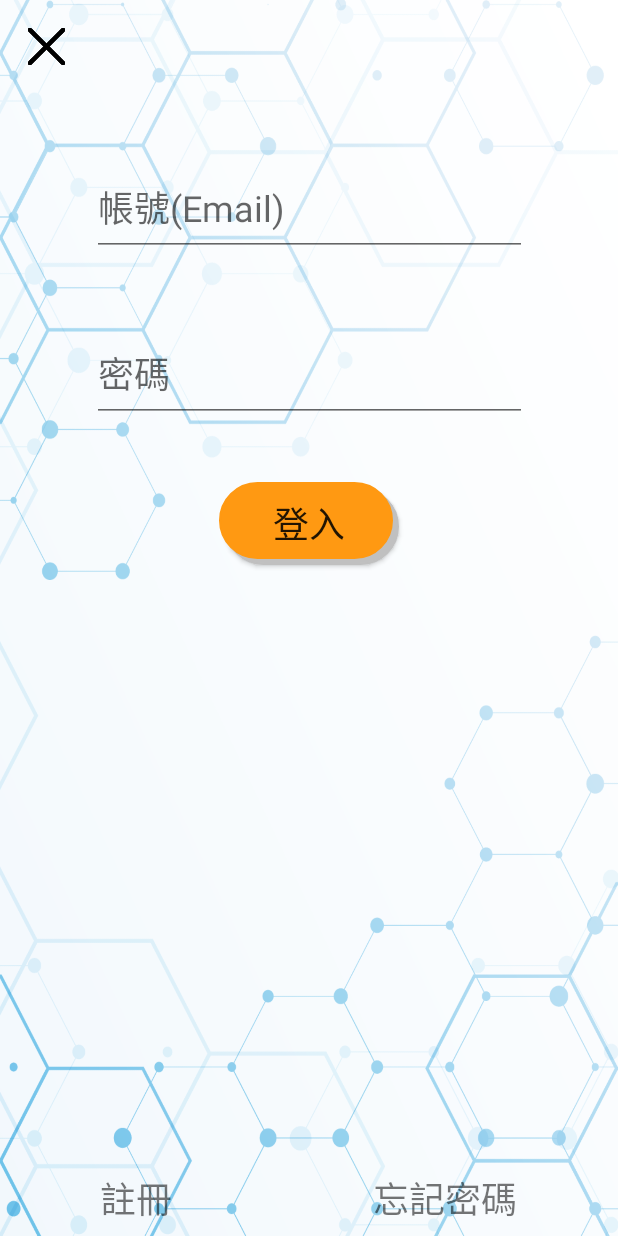
After one commit to karta3476521/BackSupportDetection, an Android app: the LoginActivity screen opened directly, with no data from a screen before it, on a phone screen of 412 x 824 dp. The commit adds this screen. Run offline under Robolectric (Android 15) with nearby library versions, the phone set to English and light mode, and no system bars.

Commit message:
春耕0.6 新增登入頁面

```diff
--- a/app/build.gradle
+++ b/app/build.gradle
@@ -20,9 +20,10 @@ android {
 
 dependencies {
     implementation fileTree(dir: 'libs', include: ['*.jar'])
+    //noinspection GradleCompatible
     implementation 'com.android.support:appcompat-v7:28.0.0'
     implementation 'com.android.support.constraint:constraint-layout:1.1.3'
-    implementation 'com.squareup.picasso:picasso:2.5.2'
+    implementation 'com.android.support:design:28.0.0'
     testImplementation 'junit:junit:4.12'
     androidTestImplementation 'com.android.support.test:runner:1.0.2'
     androidTestImplementation 'com.android.support.test.espresso:espresso-core:3.0.2'
--- /dev/null
+++ b/app/src/main/java/com/boss/vestibularsystemdetection/backsupportdetection/Setting/LoginActivity.java
@@ -0,0 +1,52 @@
+package com.boss.vestibularsystemdetection.backsupportdetection.Setting;
+
+import android.content.Intent;
+import android.graphics.Rect;
+import android.os.Bundle;
+import android.support.v7.app.AppCompatActivity;
+import android.view.MotionEvent;
+import android.view.View;
+import android.widget.EditText;
+
+import com.boss.vestibularsystemdetection.backsupportdetection.R;
+import com.boss.vestibularsystemdetection.backsupportdetection.Tool.MyUtils;
+
+public class LoginActivity extends AppCompatActivity {
+    Intent intent;
+
+    @Override
+    protected void onCreate(Bundle savedInstanceState) {
+        super.onCreate(savedInstanceState);
+        setContentView(R.layout.activity_login);
+        getSupportActionBar().hide();
+    }
+
+    @Override
+    public boolean dispatchTouchEvent(MotionEvent ev) {
+        if (ev.getAction() == MotionEvent.ACTION_DOWN) {
+            // 获取当前焦点所在的控件；
+            View view = getCurrentFocus();
+            if (view != null && view instanceof EditText) {
+                Rect r = new Rect();
+                view.getGlobalVisibleRect(r);
+                int rawX = (int) ev.getRawX();
+                int rawY = (int) ev.getRawY();
+                // 判断点击的点是否落在当前焦点所在的 view 上；
+                if (!r.contains(rawX, rawY)) {
+                    view.clearFocus();
+                    MyUtils.hideKeyBoard(this);
+                }
+            }
+        }
+        return super.dispatchTouchEvent(ev);
+    }
+
+    public void back_onClick(View v){
+        finish();
+    }
+
+    public void register_onClick(View v){
+        intent = new Intent(LoginActivity.this, RegisterActivity.class);
+        startActivity(intent);
+    }
+}
--- a/app/src/main/java/com/boss/vestibularsystemdetection/backsupportdetection/Setting/SettingActivity.java
+++ b/app/src/main/java/com/boss/vestibularsystemdetection/backsupportdetection/Setting/SettingActivity.java
@@ -23,7 +23,8 @@ public class SettingActivity extends AppCompatActivity {
     }
 
     public void account_onClick(View v){
-
+        intent = new Intent(SettingActivity.this, LoginActivity.class);
+        startActivity(intent);
     }
 
     public void history_onClick(View v){
--- /dev/null
+++ b/app/src/main/res/layout/activity_login.xml
@@ -0,0 +1,107 @@
+<?xml version="1.0" encoding="utf-8"?>
+<android.support.constraint.ConstraintLayout xmlns:android="http://schemas.android.com/apk/res/android"
+    xmlns:app="http://schemas.android.com/apk/res-auto"
+    xmlns:tools="http://schemas.android.com/tools"
+    android:layout_width="match_parent"
+    android:layout_height="match_parent"
+    android:background="@drawable/background"
+    android:focusable="true"
+    android:focusableInTouchMode="true"
+    tools:context=".Setting.LoginActivity">
+
+    <ImageButton
+        android:id="@+id/imageButton7"
+        android:layout_width="30dp"
+        android:layout_height="30dp"
+        android:layout_marginStart="16dp"
+        android:layout_marginLeft="16dp"
+        android:layout_marginTop="16dp"
+        android:background="@drawable/delete"
+        android:onClick="back_onClick"
+        app:layout_constraintStart_toStartOf="parent"
+        app:layout_constraintTop_toTopOf="parent" />
+
+    <android.support.design.widget.TextInputLayout
+        android:id="@+id/textInputLayout"
+        android:layout_width="wrap_content"
+        android:layout_height="wrap_content"
+        android:layout_marginTop="100dp"
+        android:theme="@style/input_text_style"
+        app:layout_constraintEnd_toEndOf="parent"
+        app:layout_constraintStart_toStartOf="parent"
+        app:layout_constraintTop_toTopOf="parent">
+
+        <EditText
+            android:id="@+id/editText2"
+            android:layout_width="290dp"
+            android:layout_height="60dp"
+            android:ems="10"
+            android:gravity="start|center_vertical"
+            android:hint="帳號(Email)"
+            android:inputType="textEmailAddress"
+            android:textSize="24sp" />
+
+    </android.support.design.widget.TextInputLayout>
+
+    <android.support.design.widget.TextInputLayout
+        android:id="@+id/textInputLayout2"
+        android:layout_width="wrap_content"
+        android:layout_height="wrap_content"
+        android:layout_marginTop="40dp"
+        android:theme="@style/input_text_style"
+        app:layout_constraintEnd_toEndOf="parent"
+        app:layout_constraintStart_toStartOf="parent"
+        app:layout_constraintTop_toBottomOf="@+id/textInputLayout">
+
+        <EditText
+            android:id="@+id/editText3"
+            android:layout_width="290dp"
+            android:layout_height="60dp"
+            android:ems="10"
+            android:gravity="start|center_vertical"
+            android:hint="密碼"
+            android:inputType="textPassword"
+            android:textSize="24sp" />
+    </android.support.design.widget.TextInputLayout>
+
+    <LinearLayout
+        android:layout_width="match_parent"
+        android:layout_height="wrap_content"
+        android:orientation="horizontal"
+        app:layout_constraintBottom_toBottomOf="parent"
+        app:layout_constraintEnd_toEndOf="parent"
+        app:layout_constraintStart_toStartOf="parent">
+
+        <TextView
+            android:id="@+id/textView20"
+            android:layout_width="wrap_content"
+            android:layout_height="50dp"
+            android:layout_weight="1"
+            android:gravity="center"
+            android:onClick="register_onClick"
+            android:text="註冊"
+            android:textSize="24sp" />
+
+        <TextView
+            android:id="@+id/textView21"
+            android:layout_width="wrap_content"
+            android:layout_height="50dp"
+            android:layout_weight="1"
+            android:gravity="center"
+            android:text="忘記密碼"
+            android:textSize="24sp" />
+    </LinearLayout>
+
+    <Button
+        android:id="@+id/button9"
+        android:layout_width="120dp"
+        android:layout_height="55dp"
+        android:layout_marginTop="40dp"
+        android:background="@drawable/button_shape"
+        android:text="登入"
+        android:textSize="24sp"
+        app:layout_constraintEnd_toEndOf="parent"
+        app:layout_constraintStart_toStartOf="parent"
+        app:layout_constraintTop_toBottomOf="@+id/textInputLayout2" />
+
+</android.support.constraint.ConstraintLayout>
--- a/app/src/main/res/values/styles.xml
+++ b/app/src/main/res/values/styles.xml
@@ -8,4 +8,8 @@
         <item name="colorAccent">@color/colorAccent</item>
     </style>
 
+    <style name="input_text_style" parent="Theme.AppCompat.Light.NoActionBar">
+        <item name="colorAccent">#0000ff</item>
+    </style>
+
 </resources>
```
Also changed, not shown: app/src/main/AndroidManifest.xml (+20 -12 lines), app/src/main/java/com/boss/vestibularsystemdetection/backsupportdetection/Setting/RegisterActivity.java (added, +15 -0 lines), app/src/main/java/com/boss/vestibularsystemdetection/backsupportdetection/Tool/MySQLiteHelper.java (+15 -4 lines), app/src/main/java/com/boss/vestibularsystemdetection/backsupportdetection/Tool/MyUtils.java (+9 -0 lines), app/src/main/res/layout/activity_register.xml (added, +9 -0 lines).
